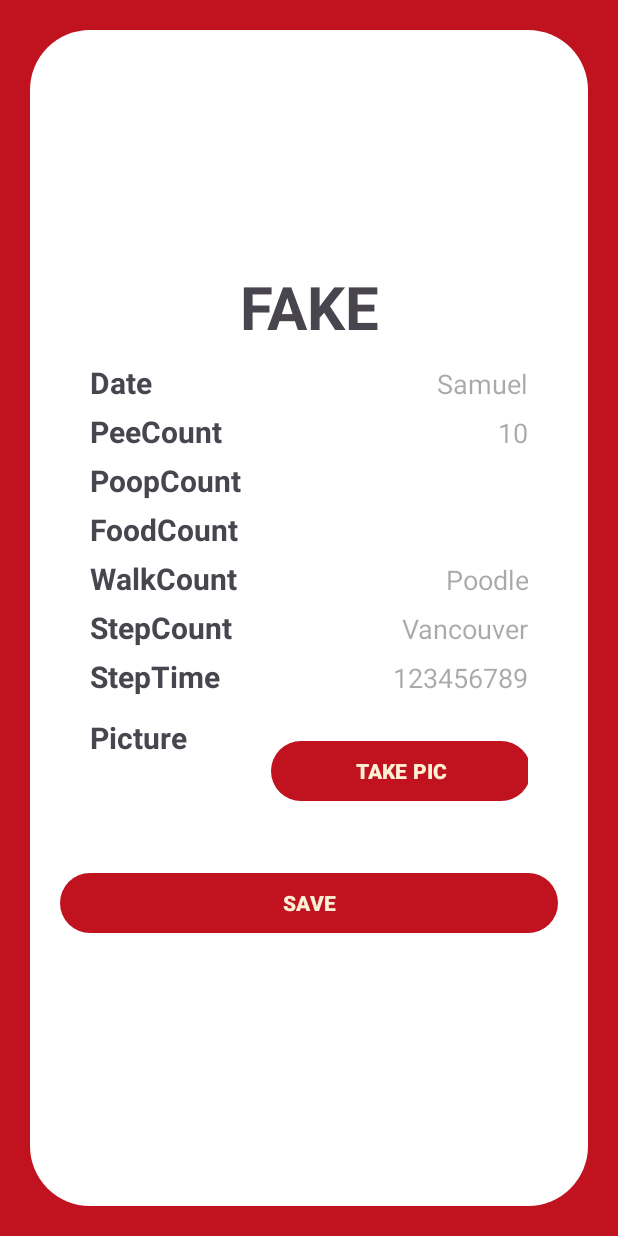
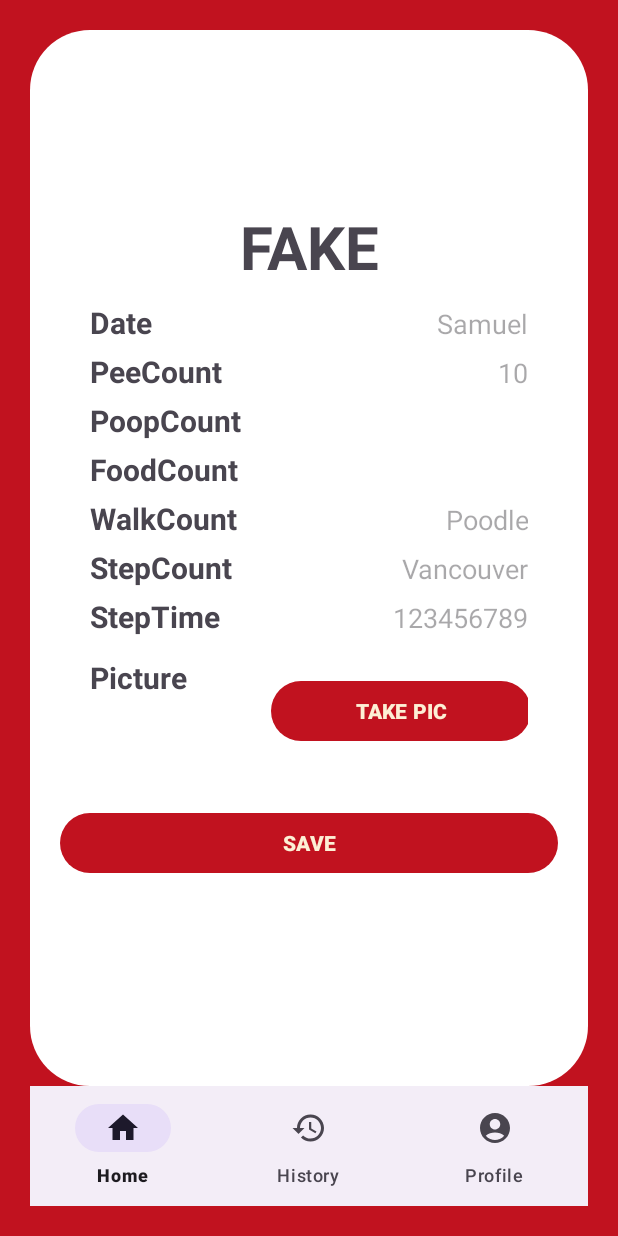
Before and after one commit to aliensexistbro/DogDiary, an Android app: the FakeEntry screen opened directly, with no data from a screen before it, on a phone screen of 412 x 824 dp. Run offline under Robolectric (Android 15) with nearby library versions, the phone set to English and light mode, and no system bars.

Commit message:
add nav to fake entry

```diff
--- a/app/src/main/java/com/example/dog/DogProfile.java
+++ b/app/src/main/java/com/example/dog/DogProfile.java
@@ -46,6 +46,7 @@ public class DogProfile extends AppCompatActivity implements RadioGroup.OnChecke
     BarData barData;
     BarDataSet barDataSet;
     BarChart barChart;
+    int daylimitor;
 
 
     public static final String DEFAULT = "not availiable";
@@ -110,6 +111,8 @@ public class DogProfile extends AppCompatActivity implements RadioGroup.OnChecke
             }
         });
 
+        daylimitor = 0;
+
 
     }
 
@@ -165,6 +168,7 @@ public class DogProfile extends AppCompatActivity implements RadioGroup.OnChecke
         try {
             String dataColumn = database.getDataFromColumn(columnName);
             String[] data = dataColumn.split("\n");
+
             for (int i = 0; i < data.length; i ++){
                 String[] indiBarData = data[i].split(" ");
                 xLabels.add(indiBarData[0]);
--- a/app/src/main/java/com/example/dog/FakeEntry.java
+++ b/app/src/main/java/com/example/dog/FakeEntry.java
@@ -4,12 +4,17 @@ import android.annotation.SuppressLint;
 import android.content.Intent;
 import android.os.Bundle;
 import android.text.TextUtils;
+import android.view.MenuItem;
 import android.view.View;
 import android.widget.Button;
 import android.widget.EditText;
 import android.widget.Toast;
 
+import androidx.annotation.NonNull;
 import androidx.appcompat.app.AppCompatActivity;
+
+import com.google.android.material.bottomnavigation.BottomNavigationView;
+import com.google.android.material.navigation.NavigationBarView;
 
 public class FakeEntry extends AppCompatActivity {
 
@@ -48,6 +53,25 @@ public class FakeEntry extends AppCompatActivity {
             @Override
             public void onClick(View v) {
                 saveDataToDatabase();
+            }
+        });
+        BottomNavigationView appNavigation;
+        appNavigation = findViewById(R.id.fakeBottomNavigation);
+        appNavigation.setOnItemSelectedListener(new NavigationBarView.OnItemSelectedListener() {
+            @Override
+            public boolean onNavigationItemSelected(@NonNull MenuItem item) {
+                Intent intent;
+                if (item.getItemId() == R.id.homeMenuItem){
+                    intent = new Intent(FakeEntry.this, MainActivity.class);
+                    startActivity(intent);
+                }
+                if(item.getItemId() == R.id.historyMenuItem){
+                    intent = new Intent(FakeEntry.this, History.class);
+                    startActivity(intent);
+                }
+                if(item.getItemId() == R.id.profileMenuItem){
+                }
+                return true;
             }
         });
     }
--- a/app/src/main/res/layout/fake_entry.xml
+++ b/app/src/main/res/layout/fake_entry.xml
@@ -226,6 +226,11 @@
 
 
     </LinearLayout>
+    <com.google.android.material.bottomnavigation.BottomNavigationView
+        android:id="@+id/fakeBottomNavigation"
+        android:layout_width="match_parent"
+        android:layout_height="wrap_content"
+        app:menu="@menu/bottom_menu"/>
 
 
 </LinearLayout>
```
